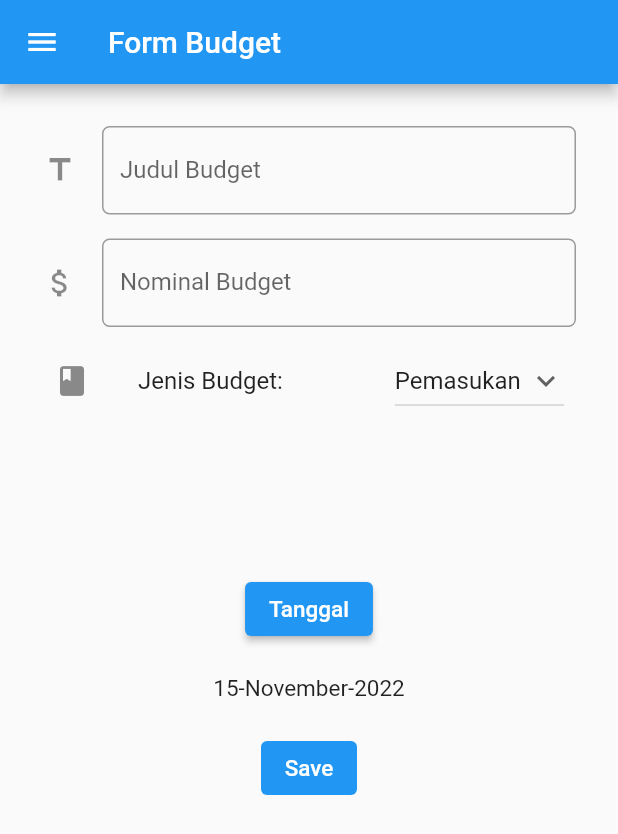
After one commit to bryan273/Flutter-Assignment, a Flutter app: the BudgetFormPage screen opened directly, on a phone screen of 412 x 824 dp. The commit adds this screen. Shown: the top 834 px of the screen. Run offline on Flutter 3.47's test engine with Material 2 defaults, Android fonts, the phone set to English and light mode, and no system bars.

Commit message:
tugas 7 done

```diff
--- /dev/null
+++ b/counter_7/lib/drawer.dart
@@ -0,0 +1,43 @@
+import 'package:flutter/material.dart';
+import 'package:counter_7/main.dart';
+import 'package:counter_7/form.dart';
+import 'package:counter_7/budget.dart';
+
+Drawer buildDrawer(BuildContext context) {
+  return Drawer(
+    child: Column(
+      children: [
+        ListTile(
+          title: const Text('Counter'),
+          onTap: () {
+            // Route ke main
+            Navigator.pushReplacement(
+              context,
+              MaterialPageRoute(builder: (context) => const MyHomePage()),
+            );
+          },
+        ),
+        ListTile(
+          title: const Text('Form Budget'),
+          onTap: () {
+            // Route ke form
+            Navigator.pushReplacement(
+              context,
+              MaterialPageRoute(builder: (context) => const BudgetFormPage()),
+            );
+          },
+        ),
+        ListTile(
+          title: const Text('Data Budget'),
+          onTap: () {
+            // Route ke budget
+            Navigator.pushReplacement(
+              context,
+              MaterialPageRoute(builder: (context) => const DataBudgetPage()),
+            );
+          },
+        ),
+      ],
+    ),
+  );
+}
--- /dev/null
+++ b/counter_7/lib/form.dart
@@ -0,0 +1,204 @@
+import 'package:flutter/material.dart';
+import 'package:counter_7/drawer.dart';
+import 'package:counter_7/budget.dart';
+import 'package:intl/intl.dart';
+
+class BudgetFormPage extends StatefulWidget {
+  const BudgetFormPage({super.key});
+
+  @override
+  State<BudgetFormPage> createState() => _BudgetFormPageState();
+}
+
+class _BudgetFormPageState extends State<BudgetFormPage> {
+
+  final _formKey = GlobalKey<FormState>();
+  String _judul = "";
+  int _nominal = 0;
+  String _jenis = 'Pemasukan';
+  DateTime _tanggal = DateTime.now();
+
+  final _controllerJudul = TextEditingController();
+  final _controllerNominal = TextEditingController();
+
+  void clearText() {
+    _judul = '';
+    _nominal = 0;
+  }
+
+  bool isNumeric(String value){
+    return int.tryParse(value) != null;
+  }
+
+  @override
+  Widget build(BuildContext context) {
+    return Scaffold(
+      appBar: AppBar(
+        title: const Text('Form Budget'),
+      ),
+      drawer: buildDrawer(context),
+      // Form
+      body: Form(
+        key: _formKey,
+        child: SingleChildScrollView(
+          child: Container(
+            padding: const EdgeInsets.all(20.0),
+            child: Column(
+              children: [
+
+                Padding(
+                  padding: const EdgeInsets.all(8.0),
+                  child: TextFormField(
+                    decoration: InputDecoration(
+                      hintText: "Contoh: Makan Sushi",
+                      labelText: "Judul Budget",
+                      icon: const Icon(Icons.title),
+                      border: OutlineInputBorder(
+                        borderRadius: BorderRadius.circular(5.0),
+                      ),
+                    ),
+                    onChanged: (String? value) {
+                      setState(() {
+                        _judul = value!;
+                      });
+                    },
+                    onSaved: (String? value) {
+                      setState(() {
+                        _judul = value!;
+                      });
+                    },
+                    // Validator
+                    validator: (String? value) {
+                      if (value == null || value.isEmpty) {
+                        return 'Judul budget tidak boleh kosong!';
+                      }
+                      return null;
+                    },
+                  ),
+                ),
+
+                Padding(
+                  padding: const EdgeInsets.all(8.0),
+                  child: TextFormField(
+                    decoration: InputDecoration(
+                      hintText: "Contoh: 5000",
+                      labelText: "Nominal Budget",
+                      icon: const Icon(Icons.attach_money),
+                      border: OutlineInputBorder(
+                        borderRadius: BorderRadius.circular(5.0),
+                      ),
+                    ),
+
+                    keyboardType: TextInputType.number,
+
+                    onChanged: (String? value) {
+                      setState(() {
+                        _nominal = int.parse(value!);
+                      });
+                    },
+                    // Menambahkan behavior saat data disimpan
+                    onSaved: (String? value) {
+                      setState(() {
+                        _nominal = value! as int;
+                      });
+                    },
+                    // Validator
+                    validator: (String? value) {
+
+                      // cek kosong
+                      if (value == null || value.isEmpty) {
+                        return 'Nominal budget tidak boleh kosong!';
+                      }
+
+                      // check isnumeric
+                      if (!isNumeric(value)) {
+                        return 'Nominal budget harus berupa angka!';
+                      }
+                      return null;
+                    },
+                  ),
+                ),
+
+
+                // Buat Dropdown
+                ListTile(
+                  leading: const Icon(Icons.class_),
+                  title: const Text(
+                    'Jenis Budget: ',
+                  ),
+                  trailing: DropdownButton(
+                    value: _jenis,
+                    icon: const Icon(Icons.keyboard_arrow_down),
+                    items: const <DropdownMenuItem<String>>[
+                      DropdownMenuItem<String>(
+                        value: 'Pengeluaran',
+                        child: Text('Pengeluaran'),
+                      ),
+                      DropdownMenuItem<String>(
+                        value: 'Pemasukan',
+                        child: Text('Pemasukan'),
+                      ),
+                    ],
+                    onChanged: (String? newValue) {
+                      setState(() {
+                        _jenis = newValue!;
+                      });
+                    },
+                  ),
+                ),
+
+                // Buat Date
+                Padding(
+                  padding: const EdgeInsets.only(top:100.0),
+                  child: ElevatedButton(
+                    child: const Text("Tanggal", style: TextStyle(fontSize: 15)),
+
+                    onPressed: () {
+                      showDatePicker(
+                        context: context,
+                        initialDate: DateTime.now(),
+                        firstDate: DateTime(2000),
+                        lastDate: DateTime(2099),
+
+                      ).then((date) {  // setState async untuk tanggal
+                        setState(() {
+                          _tanggal = date!;
+                        });
+                      });
+                    },
+                  ),
+                ),
+
+                Padding(
+                  padding: const EdgeInsets.only(top:20, bottom: 20),
+                  child: Text(DateFormat('d-MMMM-yyy').format(_tanggal), style: const TextStyle(fontSize: 15)),
+                ),
+
+                // submit button
+                TextButton(
+                  style: ButtonStyle(
+                    backgroundColor: MaterialStateProperty.all(Colors.blue),
+                  ),
+                  onPressed: () {
+                    if (_formKey.currentState!.validate()) {
+                      addBudget(_judul, _nominal, _jenis, _tanggal);
+                      Navigator.push(
+                        context,
+                        MaterialPageRoute(builder: (context) => const BudgetFormPage()),
+                      );
+                      clearText();
+                    }
+                  },
+                  child: const Text(
+                    "Save",
+                    style: TextStyle(color: Colors.white, fontSize: 15),
+                  ),
+                ),
+              ],
+            ),
+          ),
+        ),
+      ),
+    );
+  }
+}
--- a/counter_7/pubspec.yaml
+++ b/counter_7/pubspec.yaml
@@ -41,6 +41,7 @@ dev_dependencies:
   flutter_test:
     sdk: flutter
 
+  intl : "^0.17.0"
   # The "flutter_lints" package below contains a set of recommended lints to
   # encourage good coding practices. The lint set provided by the package is
   # activated in the `analysis_options.yaml` file located at the root of your
```
Also changed, not shown: counter_7/lib/budget.dart (added, +93 -0 lines), counter_7/lib/main.dart (+6 -3 lines), counter_7/pubspec.lock.
